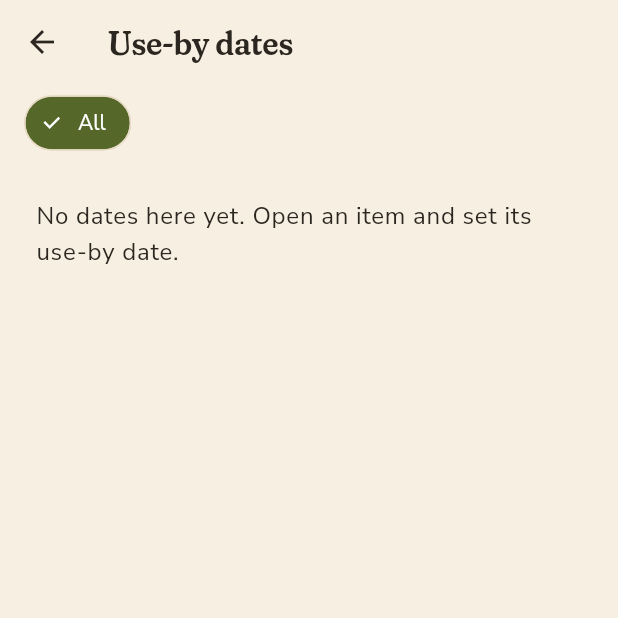
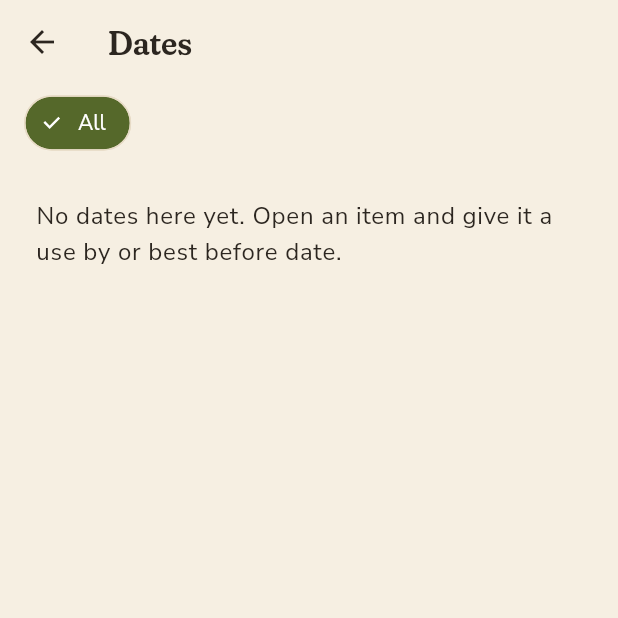
Before and after one commit to combinationsoupstudio/pantry-app, a Flutter app: the DatesPage screen opened directly, on a phone screen of 412 x 824 dp, the top half of it. Run offline on Flutter 3.47's test engine with Material 3 defaults, Android fonts, the phone set to English and light mode, and no system bars; our stand-ins replace file_picker, flutter_local_notifications, image_picker, material_ui, share_plus, speech_to_text and 1 more; missing offline and left inert: google_mlkit_text_recognition, mobile_scanner.

Commit message:
feat(dates): every date is a use by or a best before (#36)
A date carries its kind; the switch is on every date picker; past use by
reads 'don't eat', past best before reads 'check it' in amber. Old data
reads as use by. Items remember their kind for guessed top-ups.

Co-Authored-By: Claude Opus 5.5 <noreply@anthropic.com>
Claude-Session: https://claude.ai/code/session_01M63q4LQrrBtZZ3g6zPVPHe

```diff
--- a/lib/models/models.dart
+++ b/lib/models/models.dart
@@ -52,50 +52,94 @@ class StockLocation {
   );
 }
 
+/// What a date on a pack means (v0.18). A **use by** date is about safety:
+/// past it, do not eat it. A **best before** date is about quality: past it,
+/// it is usually still fine to eat if it looks and smells right (FSANZ). A
+/// date is one or the other, never both.
+enum DateKind {
+  useBy('Use by'),
+  bestBefore('Best before');
+
+  const DateKind(this.label);
+  final String label;
+
+  /// "use by" / "best before", for inside a sentence.
+  String get lower => label.toLowerCase();
+
+  /// What to do once the date has gone.
+  String get pastAdvice => this == DateKind.useBy ? "Past use by. Don't eat" : 'Past best before. Check it';
+
+  static DateKind fromName(Object? name) => name == 'bestBefore' ? DateKind.bestBefore : DateKind.useBy;
+}
+
 /// Some of an item that shares one use-by date (v0.15): "2 of the 4 yoghurts
 /// are good till Friday". [amount] is in the item's own unit, like its
 /// quantity. [guessed] marks a date the app filled in from how long this item
 /// kept last time, shown as "about" until someone checks it.
 class StockBatch {
-  StockBatch({required this.amount, required DateTime useBy, this.guessed = false})
+  StockBatch({required this.amount, required DateTime useBy, this.guessed = false, this.kind = DateKind.useBy})
     : useBy = DateTime(useBy.year, useBy.month, useBy.day);
 
   final double amount;
+
+  /// The date itself; what it means is [kind] (the name stays for old data).
   final DateTime useBy;
   final bool guessed;
+  final DateKind kind;
 
-  StockBatch copyWith({double? amount, DateTime? useBy, bool? guessed}) =>
-      StockBatch(amount: amount ?? this.amount, useBy: useBy ?? this.useBy, guessed: guessed ?? this.guessed);
+  /// "Use by 3/12/2026" or "Best before 3/12/2026".
+  String label(String Function(DateTime) day) => '${kind.label} ${day(useBy)}';
 
-  Map<String, Object?> toJson() => {'amount': amount, 'useBy': useBy.toIso8601String(), if (guessed) 'guessed': true};
+  StockBatch copyWith({double? amount, DateTime? useBy, bool? guessed, DateKind? kind}) => StockBatch(
+    amount: amount ?? this.amount,
+    useBy: useBy ?? this.useBy,
+    guessed: guessed ?? this.guessed,
+    kind: kind ?? this.kind,
+  );
+
+  Map<String, Object?> toJson() => {
+    'amount': amount,
+    'useBy': useBy.toIso8601String(),
+    if (guessed) 'guessed': true,
+    if (kind != DateKind.useBy) 'kind': kind.name,
+  };
 
   factory StockBatch.fromJson(Map<String, Object?> json) => StockBatch(
     amount: (json['amount']! as num).toDouble(),
     useBy: DateTime.parse(json['useBy']! as String),
     guessed: json['guessed'] == true,
+    kind: DateKind.fromName(json['kind']),
   );
 
   @override
   bool operator ==(Object other) =>
-      other is StockBatch && other.amount == amount && other.useBy == useBy && other.guessed == guessed;
+      other is StockBatch &&
+      other.amount == amount &&
+      other.useBy == useBy &&
+      other.guessed == guessed &&
+      other.kind == kind;
 
   @override
-  int get hashCode => Object.hash(amount, useBy, guessed);
+  int get hashCode => Object.hash(amount, useBy, guessed, kind);
 }
 
-/// Batches tidied: nothing empty, one batch per date (a guess merged with a
+/// Batches tidied: nothing empty, one batch per date and kind (a guess merged with a
 /// checked date counts as checked), soonest first, and never more dated than
 /// there is: when there is less now, the soonest went first (eat me first).
 List<StockBatch> normaliseBatches(Iterable<StockBatch> batches, double quantity) {
-  final byDay = <DateTime, StockBatch>{};
+  final byDay = <(DateTime, DateKind), StockBatch>{};
   for (final b in batches) {
     if (b.amount <= 0) continue;
-    final had = byDay[b.useBy];
-    byDay[b.useBy] = had == null
-        ? b
-        : StockBatch(amount: had.amount + b.amount, useBy: b.useBy, guessed: had.guessed && b.guessed);
+    final key = (b.useBy, b.kind);
+    final had = byDay[key];
+    byDay[key] = had == null ? b : had.copyWith(amount: had.amount + b.amount, guessed: had.guessed && b.guessed);
   }
-  final sorted = byDay.values.toList()..sort((a, b) => a.useBy.compareTo(b.useBy));
+  // Soonest first; on the same day a use by goes before a best before.
+  final sorted = byDay.values.toList()
+    ..sort((a, b) {
+      final d = a.useBy.compareTo(b.useBy);
+      return d != 0 ? d : a.kind.index.compareTo(b.kind.index);
+    });
   final dated = sorted.fold<double>(0, (t, b) => t + b.amount);
   final over = dated - (quantity < 0 ? 0 : quantity);
   if (over <= 1e-9) return List.unmodifiable(sorted);
@@ -148,6 +192,7 @@ class StockItem {
     DateTime? useBy,
     List<StockBatch>? batches,
     this.keepDays = 0,
+    this.dateKind = DateKind.useBy,
     this.notes = '',
     this.packSize = 0,
     this.barcode,
@@ -159,7 +204,7 @@ class StockItem {
     this.notAliases = const [],
     this.photoId,
   }) : batches = normaliseBatches(
-         batches ?? (useBy == null ? const [] : [StockBatch(amount: quantity, useBy: useBy)]),
+         batches ?? (useBy == null ? const [] : [StockBatch(amount: quantity, useBy: useBy, kind: dateKind)]),
          quantity,
        );
 
@@ -240,6 +285,10 @@ class StockItem {
   /// date typed at all.
   final int keepDays;
 
+  /// What its dates usually are (v0.18): the kind it was last dated with, so
+  /// a top-up's guessed date and the next date picked start the same way.
+  final DateKind dateKind;
+
   /// The soonest use-by date ("eat me first"), or null when none is dated.
   DateTime? get useBy => batches.isEmpty ? null : batches.first.useBy;
 
@@ -301,6 +350,7 @@ class StockItem {
     bool clearUseBy = false,
     List<StockBatch>? batches,
     int? keepDays,
+    DateKind? dateKind,
     String? notes,
     DateTime? updatedAt,
     String? updatedBy,
@@ -325,6 +375,7 @@ class StockItem {
     target: target ?? this.target,
     batches: _nextBatches(quantity ?? this.quantity, useBy, clearUseBy, batches),
     keepDays: keepDays ?? this.keepDays,
+    dateKind: dateKind ?? this.dateKind,
     notes: notes ?? this.notes,
     updatedAt: updatedAt ?? this.updatedAt,
     updatedBy: updatedBy ?? this.updatedBy,
@@ -348,7 +399,7 @@ class StockItem {
     if (clear) return const [];
     if (oneDate != null) {
       final day = DateTime(oneDate.year, oneDate.month, oneDate.day);
-      if (day != useBy) return [StockBatch(amount: nextQuantity, useBy: day)];
+      if (day != useBy) return [StockBatch(amount: nextQuantity, useBy: day, kind: dateKind)];
     }
     if (nextQuantity < quantity) return takeSoonest(batches, quantity - nextQuantity).$1;
     return batches;
@@ -365,6 +416,7 @@ class StockItem {
     'useBy': useBy?.toIso8601String(),
     if (batches.isNotEmpty) 'batches': [for (final b in batches) b.toJson()],
     if (keepDays > 0) 'keepDays': keepDays,
+    if (dateKind != DateKind.useBy) 'dateKind': dateKind.name,
     'notes': notes,
     'updatedAt': updatedAt.toIso8601String(),
     'updatedBy': updatedBy,
@@ -391,6 +443,7 @@ class StockItem {
         ? null
         : [for (final b in json['batches']! as List) StockBatch.fromJson((b as Map).cast<String, Object?>())],
     keepDays: (json['keepDays'] as num? ?? 0).toInt(),
+    dateKind: DateKind.fromName(json['dateKind']),
     notes: json['notes'] as String? ?? '',
     updatedAt: DateTime.parse(json['updatedAt']! as String),
     updatedBy: json['updatedBy'] as String? ?? '',
--- a/lib/ui/pages/dates_page.dart
+++ b/lib/ui/pages/dates_page.dart
@@ -3,6 +3,7 @@ import 'package:material_ui/material_ui.dart';
 import '../../data/store_scope.dart';
 import '../../logic/amounts.dart';
 import '../../logic/supplies.dart';
+import '../../models/models.dart';
 import '../theme.dart';
 import '../widgets/common.dart';
 import '../widgets/item_sheets.dart';
@@ -50,7 +51,7 @@ class _DatesPageState extends State<DatesPage> {
     }
 
     return Scaffold(
-      appBar: AppBar(title: const Text('Use-by dates')),
+      appBar: AppBar(title: const Text('Dates')),
       body: ListView(
         padding: const EdgeInsets.only(bottom: 32),
         children: [
@@ -84,7 +85,10 @@ class _DatesPageState extends State<DatesPage> {
           if (groups.isEmpty)
             Padding(
               padding: const EdgeInsets.all(24),
-              child: Text('No dates here yet. Open an item and set its use-by date.', style: text.bodyLarge),
+              child: Text(
+                'No dates here yet. Open an item and give it a use by or best before date.',
+                style: text.bodyLarge,
+              ),
             ),
           for (final g in DateGroup.values)
             if (groups[g] != null) ...[
@@ -100,13 +104,18 @@ class _DatesPageState extends State<DatesPage> {
                           leading: ProductPicture.of(i, size: 40),
                           title: Text(i.name, style: text.titleSmall),
                           subtitle: Text(
-                            '${store.location(i.locationId)?.name ?? ''} · '
+                            '${b.kind.label} · ${store.location(i.locationId)?.name ?? ''} · '
                             '${i.batches.length == 1 && i.undatedAmount == 0 ? formatMeasure(i.quantity, i.unit) : '${formatMeasure(b.amount, i.unit)} of ${formatMeasure(i.quantity, i.unit)}'}'
-                            '${b.guessed ? ' · guessed' : ''}',
+                            '${b.guessed ? ' · guessed' : ''}'
+                            '${g == DateGroup.expired ? '\n${b.kind.pastAdvice}' : ''}',
                           ),
                           trailing: Text(
                             '${b.guessed ? '~' : ''}${when(b.useBy)}',
-                            style: text.labelLarge?.copyWith(color: colourOf(g), fontWeight: FontWeight.w800),
+                            style: text.labelLarge?.copyWith(
+                              // Past a best before is a check, not a bin (v0.18).
+                              color: g == DateGroup.expired && b.kind == DateKind.bestBefore ? status.low : colourOf(g),
+                              fontWeight: FontWeight.w800,
+                            ),
                           ),
                           onTap: () => showItemEditor(context, existing: i),
                         ),
--- a/lib/ui/pages/home_page.dart
+++ b/lib/ui/pages/home_page.dart
@@ -134,7 +134,7 @@ class HomePage extends StatelessWidget {
                   onTap: () => onGo(AppTab.recipes),
                 ),
                 StatTile(
-                  label: 'use by soon',
+                  label: 'dates soon',
                   value: '${ins.useBySoon.length}',
                   icon: Icons.event_outlined,
                   tone: ins.useBySoon.isEmpty
--- a/lib/ui/pages/insights_page.dart
+++ b/lib/ui/pages/insights_page.dart
@@ -84,7 +84,7 @@ class InsightsPage extends StatelessWidget {
                 ),
             ],
           ),
-          const SliverToBoxAdapter(child: SectionHeader('Use by soon')),
+          const SliverToBoxAdapter(child: SectionHeader('Dates coming up')),
           SliverList.list(
             children: [
               if (ins.useBySoon.isEmpty) const ListTile(title: Text('Nothing due in the next fortnight.')),
```
Also changed, not shown: lib/data/household_store.dart (+8 -3 lines), lib/logic/supplies.dart (+11 -8 lines), lib/ui/widgets/date_kind.dart (added, +99 -0 lines), lib/ui/widgets/item_sheets.dart (+43 -23 lines), 2 other files.
